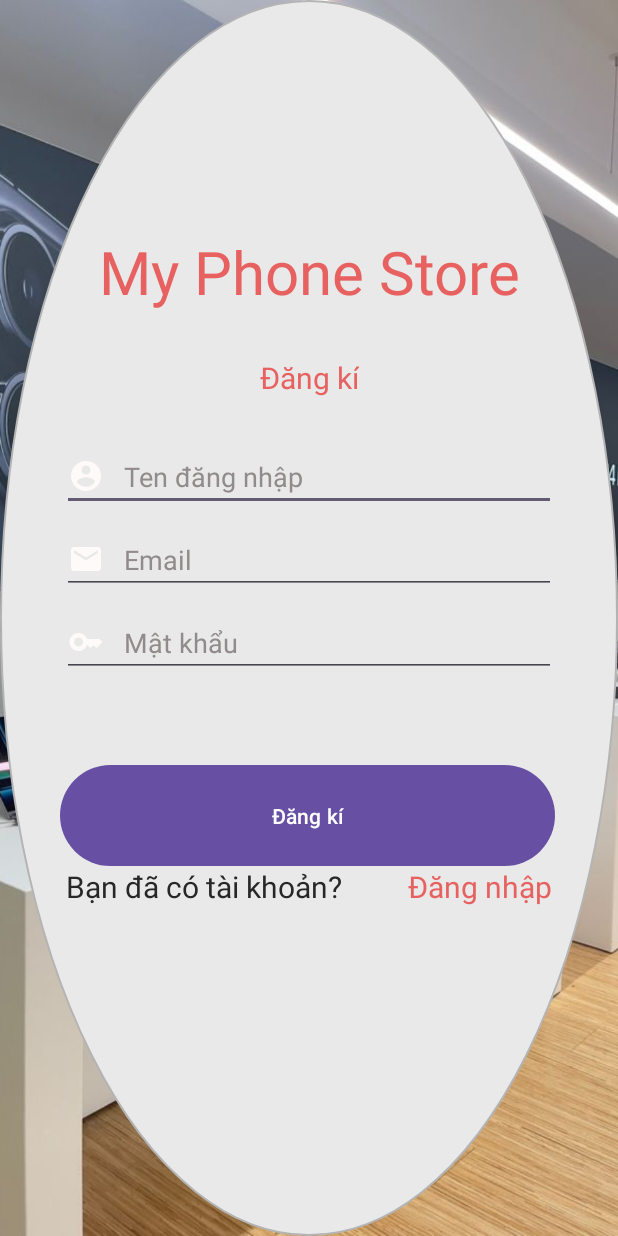
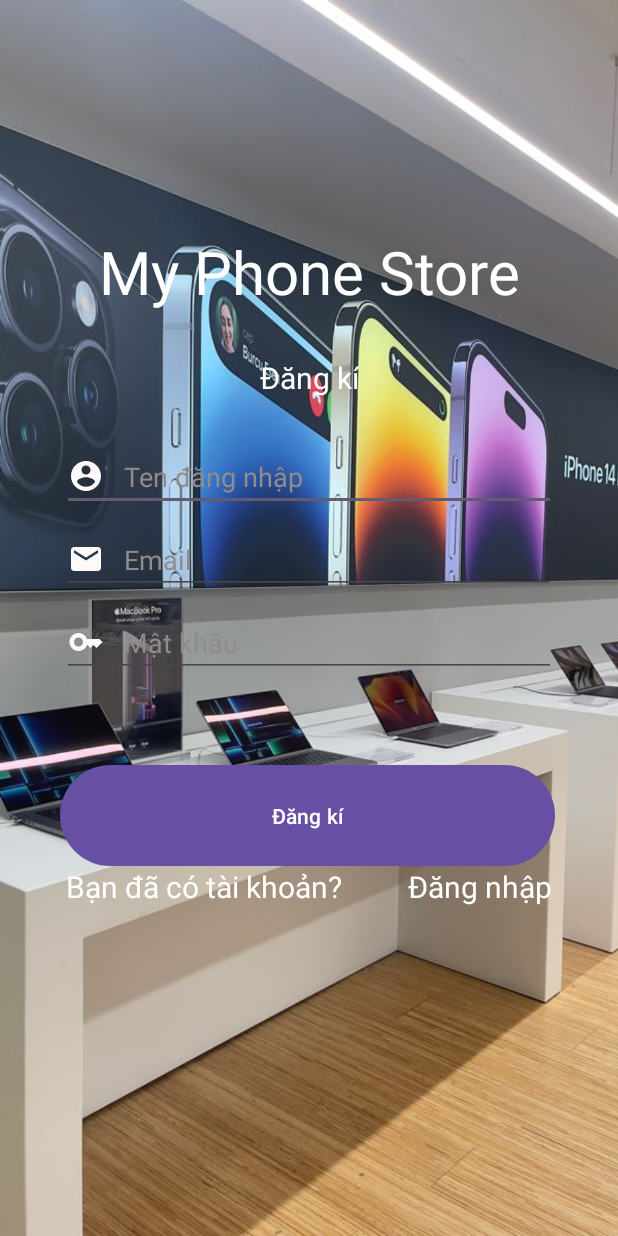
Before and after one commit to thanhtrongphan/AppSellPhone, an Android app: the RegisterActivity screen opened directly, with no data from a screen before it, on a phone screen of 412 x 824 dp. Run offline under Robolectric (Android 15) with nearby library versions, the phone set to English and light mode, and no system bars.

Commit message:
update UI

```diff
--- a/Source/app/src/main/res/layout/activity_register.xml
+++ b/Source/app/src/main/res/layout/activity_register.xml
@@ -12,7 +12,6 @@
         android:id="@+id/imageView"
         android:layout_width="match_parent"
         android:layout_height="match_parent"
-        android:foreground="@drawable/btn_cat_background"
         android:scaleType="centerCrop"
         android:src="@drawable/bg1"
         tools:layout_editor_absoluteX="27dp"
@@ -23,7 +22,7 @@
         android:layout_width="wrap_content"
         android:layout_height="wrap_content"
         android:text="My Phone Store"
-        android:textColor="@color/red"
+        android:textColor="@color/white"
         android:textSize="40sp"
         app:layout_constraintBottom_toBottomOf="parent"
         app:layout_constraintEnd_toEndOf="parent"
@@ -40,7 +39,7 @@
         android:layout_height="wrap_content"
         android:layout_marginTop="30dp"
         android:text="Đăng kí"
-        android:textColor="@color/red"
+        android:textColor="@color/white"
         android:textSize="20sp"
         app:layout_constraintEnd_toEndOf="parent"
         app:layout_constraintStart_toStartOf="parent"
@@ -53,7 +52,7 @@
         android:id="@+id/edt_fullname"
         android:layout_width="0dp"
         android:layout_height="wrap_content"
-        android:textColor="@color/black"
+        android:textColor="@color/white"
         android:layout_marginTop="30dp"
         android:drawableLeft="@drawable/baseline_account_circle_24"
         android:drawablePadding="13dp"
@@ -80,7 +79,7 @@
         app:layout_constraintStart_toStartOf="parent"
         app:layout_constraintTop_toBottomOf="@+id/edt_fullname"
         app:layout_constraintWidth_percent=".8"
-        android:textColor="@color/black"
+        android:textColor="@color/white"
         tools:ignore="MissingConstraints"></EditText>
 
 
@@ -93,7 +92,7 @@
         android:hint="Mật khẩu"
         android:layout_marginTop="10dp"
         android:textColorHint="#918B8B"
-        android:textColor="@color/black"
+        android:textColor="@color/white"
         app:layout_constraintEnd_toEndOf="parent"
         app:layout_constraintStart_toStartOf="parent"
         app:layout_constraintTop_toBottomOf="@+id/edt_email"
@@ -124,7 +123,7 @@
         android:layout_width="wrap_content"
         android:layout_height="wrap_content"
         android:text="Bạn đã có tài khoản?"
-        android:textColor="@color/black"
+        android:textColor="@color/white"
         android:textSize="20sp"
         app:layout_constraintEnd_toStartOf="@+id/text_signin"
         app:layout_constraintStart_toStartOf="parent"
@@ -138,7 +137,7 @@
         android:layout_width="wrap_content"
         android:layout_height="wrap_content"
         android:text="Đăng nhập"
-        android:textColor="@color/red"
+        android:textColor="@color/white"
         android:textSize="20sp"
         app:layout_constraintStart_toEndOf="@+id/textView3"
         app:layout_constraintEnd_toEndOf="parent"
--- a/Source/app/src/main/res/layout/activity_welcome.xml
+++ b/Source/app/src/main/res/layout/activity_welcome.xml
@@ -8,7 +8,6 @@
 
     <ImageView
         android:id="@+id/imv_welcome"
-        android:foreground="@drawable/btn_cat_background"
         android:layout_width="match_parent"
         android:layout_height="match_parent"
         android:scaleType="centerCrop"
@@ -20,7 +19,7 @@
         android:layout_centerHorizontal="true"
         android:layout_marginTop="280dp"
         android:text="My Phone Store"
-        android:textColor="@color/red"
+        android:textColor="@color/white"
         android:textSize="40sp"></TextView>
 
 
@@ -47,7 +46,7 @@
         android:layout_marginRight="40dp"
         android:layout_marginBottom="50dp"
         android:text="Đăng nhập"
-        android:textColor="@color/red"
+        android:textColor="@color/white"
         android:textSize="20sp">
 
     </TextView>
```
Also changed, not shown: Source/app/src/main/res/layout/activity_login.xml (+6 -7 lines).
